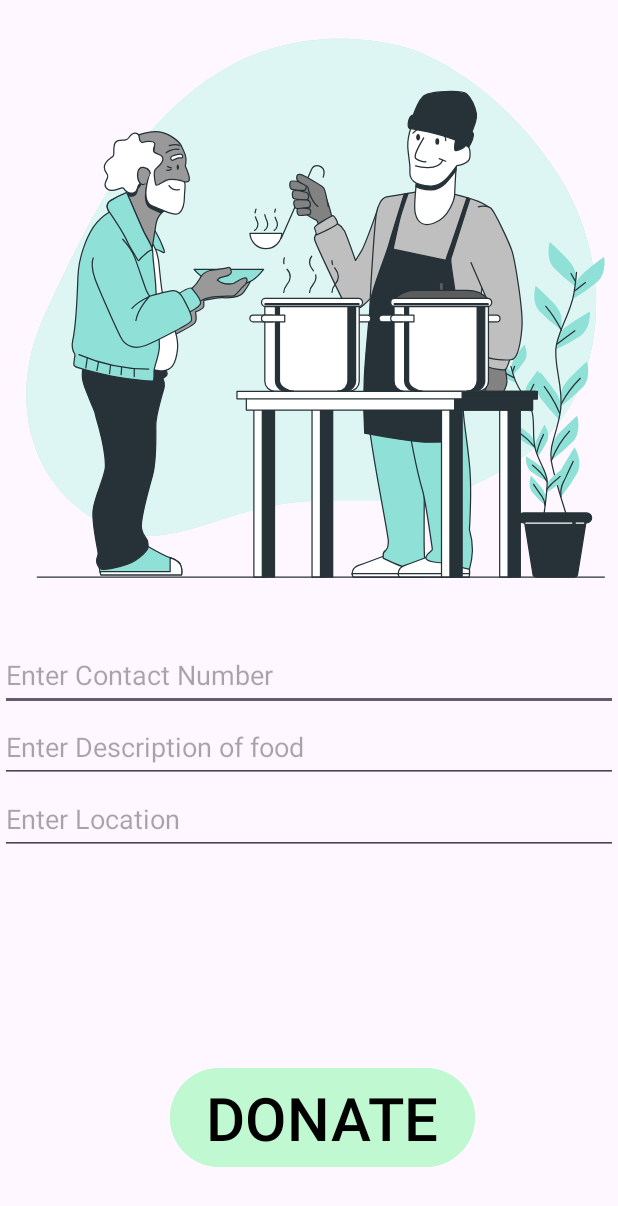
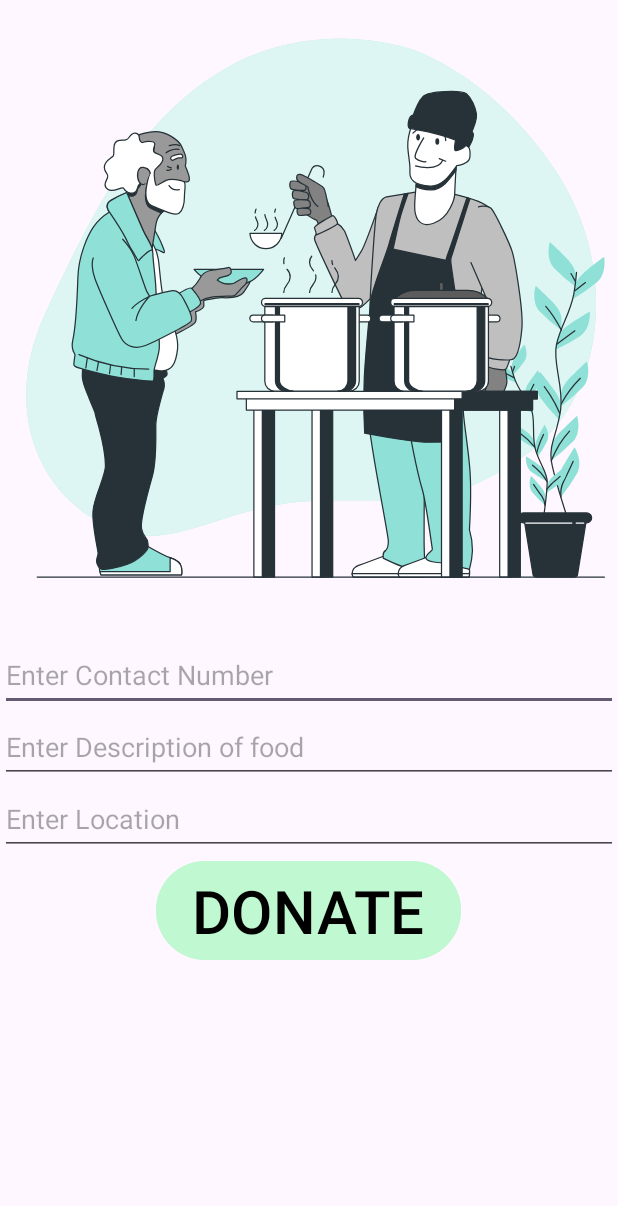
Before and after one commit to Vidhan12345/Solution_Challenge, an Android app: the DonateActivity screen opened directly, with no data from a screen before it, on a phone screen of 412 x 824 dp. Shown: the top 1206 px of the screen. Run offline under Robolectric (Android 15) with nearby library versions, the phone set to English and light mode, and no system bars; our stand-ins replace Firebase (no records; nobody signed in at launch, a user with empty details on screens opened directly); pictures from the network do not load.

Commit message:
UI changes

```diff
--- a/app/src/main/res/layout/activity_donate.xml
+++ b/app/src/main/res/layout/activity_donate.xml
@@ -19,14 +19,17 @@
     <ScrollView
         android:layout_width="match_parent"
         android:layout_height="0dp"
-        app:layout_constraintBottom_toTopOf="@+id/btn_donate"
+        app:layout_constraintBottom_toBottomOf="parent"
         app:layout_constraintEnd_toEndOf="parent"
+        app:layout_constraintHorizontal_bias="0.0"
         app:layout_constraintStart_toStartOf="parent"
-        app:layout_constraintTop_toBottomOf="@+id/donate_img">
+        app:layout_constraintTop_toBottomOf="@+id/donate_img"
+        app:layout_constraintVertical_bias="0.0">
 
         <LinearLayout
             android:layout_width="match_parent"
             android:layout_height="wrap_content"
+            android:gravity="center_horizontal"
             android:orientation="vertical">
 
             <EditText
@@ -49,21 +52,16 @@
                 android:layout_height="wrap_content"
                 android:hint="Enter Location"
                 android:minHeight="48dp" />
+
+            <Button
+                android:id="@+id/btn_donate"
+                android:layout_width="wrap_content"
+                android:layout_height="wrap_content"
+                android:backgroundTint="@color/teal_green"
+                android:text="DONATE"
+                android:textColor="@color/black"
+                android:textSize="40sp" />
         </LinearLayout>
     </ScrollView>
 
-    <Button
-        android:id="@+id/btn_donate"
-        android:layout_width="wrap_content"
-        android:layout_height="wrap_content"
-        android:backgroundTint="@color/teal_green"
-        android:text="DONATE"
-        android:textColor="@color/black"
-        android:textSize="40sp"
-        app:layout_constraintBottom_toBottomOf="parent"
-        app:layout_constraintEnd_toEndOf="parent"
-        app:layout_constraintHorizontal_bias="0.543"
-        app:layout_constraintStart_toStartOf="parent"
-        app:layout_constraintTop_toBottomOf="@+id/donate_img"
-        app:layout_constraintVertical_bias="0.87" />
 </androidx.constraintlayout.widget.ConstraintLayout>
```
